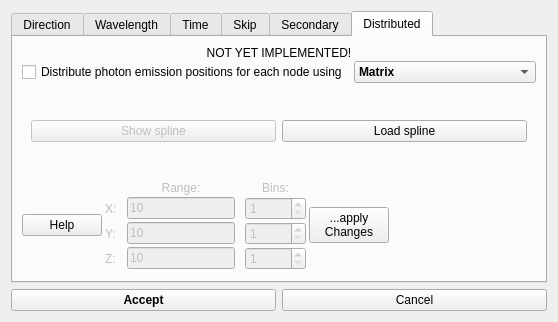
First picture: the form in ants3bundle/src/ants3/gui/photsim/abombadvanceddialog.ui, repository andrmor/ANTS3bundle, before the edit.
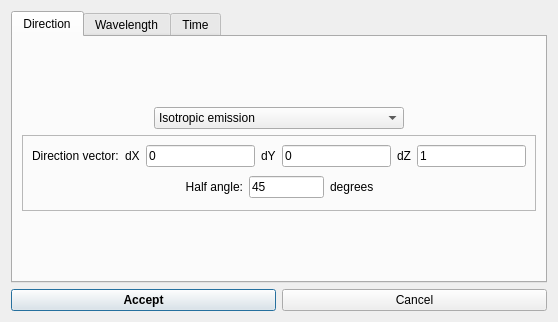
Second picture: the form after the edit. The open tabs and pages were chosen to show the change.

What changed in the file:
```diff
--- a/ants3bundle/src/ants3/gui/photsim/abombadvanceddialog.ui
+++ b/ants3bundle/src/ants3/gui/photsim/abombadvanceddialog.ui
@@ -596,478 +596,6 @@
        </item>
       </layout>
      </widget>
-     <widget class="QWidget" name="tab_5">
-      <attribute name="title">
-       <string>Skip</string>
-      </attribute>
-      <layout class="QVBoxLayout" name="verticalLayout_5">
-       <item>
-        <spacer name="verticalSpacer_4">
-         <property name="orientation">
-          <enum>Qt::Orientation::Vertical</enum>
-         </property>
-         <property name="sizeHint" stdset="0">
-          <size>
-           <width>20</width>
-           <height>40</height>
-          </size>
-         </property>
-        </spacer>
-       </item>
-       <item>
-        <widget class="QLabel" name="label_7">
-         <property name="text">
-          <string>Skip photon bombs when</string>
-         </property>
-        </widget>
-       </item>
-       <item>
-        <layout class="QHBoxLayout" name="horizontalLayout_3">
-         <item>
-          <widget class="QCheckBox" name="cbSkipByVolume">
-           <property name="font">
-            <font>
-             <bold>false</bold>
-             <kerning>true</kerning>
-            </font>
-           </property>
-           <property name="toolTip">
-            <string>If a node is outside of this object, skip it. If this object is not found, the option has no effect.</string>
-           </property>
-           <property name="text">
-            <string>Position is outside of</string>
-           </property>
-           <property name="checked">
-            <bool>false</bool>
-           </property>
-          </widget>
-         </item>
-         <item>
-          <widget class="QLineEdit" name="leSkipOutsideVolume">
-           <property name="enabled">
-            <bool>false</bool>
-           </property>
-           <property name="font">
-            <font>
-             <bold>false</bold>
-             <kerning>true</kerning>
-            </font>
-           </property>
-           <property name="toolTip">
-            <string>If a node is outside of this object, skip it. If this object is not found, the option has no effect.</string>
-           </property>
-           <property name="text">
-            <string>GeoObjectName</string>
-           </property>
-          </widget>
-         </item>
-         <item>
-          <widget class="QLabel" name="label_8">
-           <property name="text">
-            <string>geometry volume</string>
-           </property>
-          </widget>
-         </item>
-        </layout>
-       </item>
-       <item>
-        <layout class="QHBoxLayout" name="horizontalLayout_13">
-         <property name="topMargin">
-          <number>0</number>
-         </property>
-         <item>
-          <widget class="QCheckBox" name="cbSkipByMaterial">
-           <property name="text">
-            <string>Material at the emission point is other than</string>
-           </property>
-          </widget>
-         </item>
-         <item>
-          <widget class="QLineEdit" name="leSkipOutsideMaterial">
-           <property name="enabled">
-            <bool>false</bool>
-           </property>
-          </widget>
-         </item>
-        </layout>
-       </item>
-       <item>
-        <widget class="QLabel" name="label">
-         <property name="text">
-          <string>Does not apply to &quot;Single&quot; generation mode!</string>
-         </property>
-        </widget>
-       </item>
-       <item>
-        <spacer name="verticalSpacer_3">
-         <property name="orientation">
-          <enum>Qt::Orientation::Vertical</enum>
-         </property>
-         <property name="sizeHint" stdset="0">
-          <size>
-           <width>20</width>
-           <height>40</height>
-          </size>
-         </property>
-        </spacer>
-       </item>
-      </layout>
-     </widget>
-     <widget class="QWidget" name="tab">
-      <attribute name="title">
-       <string>Secondary</string>
-      </attribute>
-      <layout class="QVBoxLayout" name="verticalLayout_10">
-       <item>
-        <spacer name="verticalSpacer_9">
-         <property name="orientation">
-          <enum>Qt::Orientation::Vertical</enum>
-         </property>
-         <property name="sizeHint" stdset="0">
-          <size>
-           <width>20</width>
-           <height>27</height>
-          </size>
-         </property>
-        </spacer>
-       </item>
-       <item>
-        <layout class="QHBoxLayout" name="horizontalLayout_16">
-         <property name="topMargin">
-          <number>0</number>
-         </property>
-         <item>
-          <widget class="QCheckBox" name="cbSecondaryScint">
-           <property name="text">
-            <string>Generate photons of secondary scintillation</string>
-           </property>
-          </widget>
-         </item>
-         <item>
-          <widget class="QPushButton" name="pbSecScintInfo">
-           <property name="text">
-            <string>Info</string>
-           </property>
-          </widget>
-         </item>
-         <item>
-          <spacer name="horizontalSpacer_11">
-           <property name="orientation">
-            <enum>Qt::Orientation::Horizontal</enum>
-           </property>
-           <property name="sizeHint" stdset="0">
-            <size>
-             <width>40</width>
-             <height>20</height>
-            </size>
-           </property>
-          </spacer>
-         </item>
-        </layout>
-       </item>
-       <item>
-        <spacer name="verticalSpacer_10">
-         <property name="orientation">
-          <enum>Qt::Orientation::Vertical</enum>
-         </property>
-         <property name="sizeHint" stdset="0">
-          <size>
-           <width>20</width>
-           <height>28</height>
-          </size>
-         </property>
-        </spacer>
-       </item>
-      </layout>
-     </widget>
-     <widget class="QWidget" name="tab_3">
-      <attribute name="title">
-       <string>Distributed</string>
-      </attribute>
-      <layout class="QVBoxLayout" name="verticalLayout_7">
-       <property name="spacing">
-        <number>1</number>
-       </property>
-       <item>
-        <widget class="QLabel" name="label_6">
-         <property name="text">
-          <string>NOT YET IMPLEMENTED!</string>
-         </property>
-         <property name="alignment">
-          <set>Qt::AlignmentFlag::AlignCenter</set>
-         </property>
-        </widget>
-       </item>
-       <item>
-        <layout class="QHBoxLayout" name="horizontalLayout_6">
-         <property name="spacing">
-          <number>6</number>
-         </property>
-         <item>
-          <widget class="QCheckBox" name="cbCND_Enable">
-           <property name="text">
-            <string>Distribute photon emission positions for each node using</string>
-           </property>
-          </widget>
-         </item>
-         <item>
-          <widget class="QComboBox" name="cobCND_Mode">
-           <property name="font">
-            <font>
-             <bold>true</bold>
-             <kerning>true</kerning>
-            </font>
-           </property>
-           <item>
-            <property name="text">
-             <string>Matrix</string>
-            </property>
-           </item>
-           <item>
-            <property name="text">
-             <string>TFormula</string>
-            </property>
-           </item>
-           <item>
-            <property name="text">
-             <string>Spline</string>
-            </property>
-           </item>
-          </widget>
-         </item>
-        </layout>
-       </item>
-       <item>
-        <widget class="QStackedWidget" name="swCND_Mode">
-         <property name="sizePolicy">
-          <sizepolicy hsizetype="Preferred" vsizetype="MinimumExpanding">
-           <horstretch>0</horstretch>
-           <verstretch>1</verstretch>
-          </sizepolicy>
-         </property>
-         <property name="currentIndex">
-          <number>2</number>
-         </property>
-         <widget class="QWidget" name="page_16">
-          <layout class="QHBoxLayout" name="horizontalLayout_5">
-           <item>
-            <widget class="QPushButton" name="pbCND_ShowMatrix">
-             <property name="enabled">
-              <bool>false</bool>
-             </property>
-             <property name="text">
-              <string>Show matrix</string>
-             </property>
-            </widget>
-           </item>
-           <item>
-            <widget class="QPushButton" name="pbCND_LoadMatrix">
-             <property name="text">
-              <string>Load matrix</string>
-             </property>
-            </widget>
-           </item>
-          </layout>
-         </widget>
-         <widget class="QWidget" name="page_17">
-          <layout class="QVBoxLayout" name="verticalLayout_6">
-           <item>
-            <widget class="QLabel" name="label_110">
-             <property name="text">
-              <string>TFormula for emission probability, use x,y and z for local coordinates</string>
-             </property>
-             <property name="alignment">
-              <set>Qt::AlignmentFlag::AlignCenter</set>
-             </property>
-            </widget>
-           </item>
-           <item>
-            <widget class="QLineEdit" name="leCND_Formula"/>
-           </item>
-          </layout>
-         </widget>
-         <widget class="QWidget" name="page_18">
-          <layout class="QHBoxLayout" name="horizontalLayout_4">
-           <item>
-            <widget class="QPushButton" name="pbCND_ShowSpline">
-             <property name="enabled">
-              <bool>false</bool>
-             </property>
-             <property name="text">
-              <string>Show spline</string>
-             </property>
-            </widget>
-           </item>
-           <item>
-            <widget class="QPushButton" name="pbCND_LoadSpline">
-             <property name="text">
-              <string>Load spline</string>
-             </property>
-            </widget>
-           </item>
-          </layout>
-         </widget>
-        </widget>
-       </item>
-       <item>
-        <layout class="QHBoxLayout" name="horizontalLayout_10">
-         <item>
-          <widget class="QPushButton" name="pbCND_help">
-           <property name="text">
-            <string>Help</string>
-           </property>
-          </widget>
-         </item>
-         <item>
-          <widget class="QFrame" name="fCND_RangeAndBins">
-           <property name="enabled">
-            <bool>false</bool>
-           </property>
-           <property name="frameShape">
-            <enum>QFrame::Shape::NoFrame</enum>
-           </property>
-           <property name="frameShadow">
-            <enum>QFrame::Shadow::Raised</enum>
-           </property>
-           <layout class="QGridLayout" name="gridLayout_6">
-            <property name="leftMargin">
-             <number>2</number>
-            </property>
-            <property name="topMargin">
-             <number>2</number>
-            </property>
-            <property name="rightMargin">
-             <number>2</number>
-            </property>
-            <property name="bottomMargin">
-             <number>2</number>
-            </property>
-            <property name="horizontalSpacing">
-             <number>10</number>
-            </property>
-            <property name="verticalSpacing">
-             <number>2</number>
-            </property>
-            <item row="2" column="0">
-             <widget class="QLabel" name="label_143">
-              <property name="text">
-               <string>Y:</string>
-              </property>
-             </widget>
-            </item>
-            <item row="3" column="2">
-             <widget class="QSpinBox" name="sbCND_BinsZ">
-              <property name="minimum">
-               <number>1</number>
-              </property>
-              <property name="maximum">
-               <number>10000</number>
-              </property>
-             </widget>
-            </item>
-            <item row="1" column="2">
-             <widget class="QSpinBox" name="sbCND_BinsX">
-              <property name="minimum">
-               <number>1</number>
-              </property>
-              <property name="maximum">
-               <number>10000</number>
-              </property>
-             </widget>
-            </item>
-            <item row="2" column="1">
-             <widget class="QLineEdit" name="ledCND_RangeY">
-              <property name="text">
-               <string>10</string>
-              </property>
-             </widget>
-            </item>
-            <item row="2" column="2">
-             <widget class="QSpinBox" name="sbCND_BinsY">
-              <property name="minimum">
-               <number>1</number>
-              </property>
-              <property name="maximum">
-               <number>10000</number>
-              </property>
-             </widget>
-            </item>
-            <item row="1" column="1">
-             <widget class="QLineEdit" name="ledCND_RangeX">
-              <property name="text">
-               <string>10</string>
-              </property>
-             </widget>
-            </item>
-            <item row="1" column="0">
-             <widget class="QLabel" name="label_113">
-              <property name="text">
-               <string>X:</string>
-              </property>
-             </widget>
-            </item>
-            <item row="3" column="0">
-             <widget class="QLabel" name="label_144">
-              <property name="text">
-               <string>Z:</string>
-              </property>
-             </widget>
-            </item>
-            <item row="3" column="1">
-             <widget class="QLineEdit" name="ledCND_RangeZ">
-              <property name="text">
-               <string>10</string>
-              </property>
-             </widget>
-            </item>
-            <item row="0" column="2">
-             <widget class="QLabel" name="label_112">
-              <property name="text">
-               <string>Bins:</string>
-              </property>
-              <property name="alignment">
-               <set>Qt::AlignmentFlag::AlignCenter</set>
-              </property>
-             </widget>
-            </item>
-            <item row="0" column="1">
-             <widget class="QLabel" name="label_111">
-              <property name="text">
-               <string>Range:</string>
-              </property>
-              <property name="alignment">
-               <set>Qt::AlignmentFlag::AlignCenter</set>
-              </property>
-             </widget>
-            </item>
-           </layout>
-          </widget>
-         </item>
-         <item>
-          <widget class="QPushButton" name="pbCND_applyChanges">
-           <property name="text">
-            <string>...apply
-Changes</string>
-           </property>
-          </widget>
-         </item>
-         <item>
-          <spacer name="horizontalSpacer_7">
-           <property name="orientation">
-            <enum>Qt::Orientation::Horizontal</enum>
-           </property>
-           <property name="sizeHint" stdset="0">
-            <size>
-             <width>40</width>
-             <height>20</height>
-            </size>
-           </property>
-          </spacer>
-         </item>
-        </layout>
-       </item>
-      </layout>
-     </widget>
     </widget>
    </item>
    <item>
```
Left out of the diff: 50 changed lines with no effect on the pictures.
